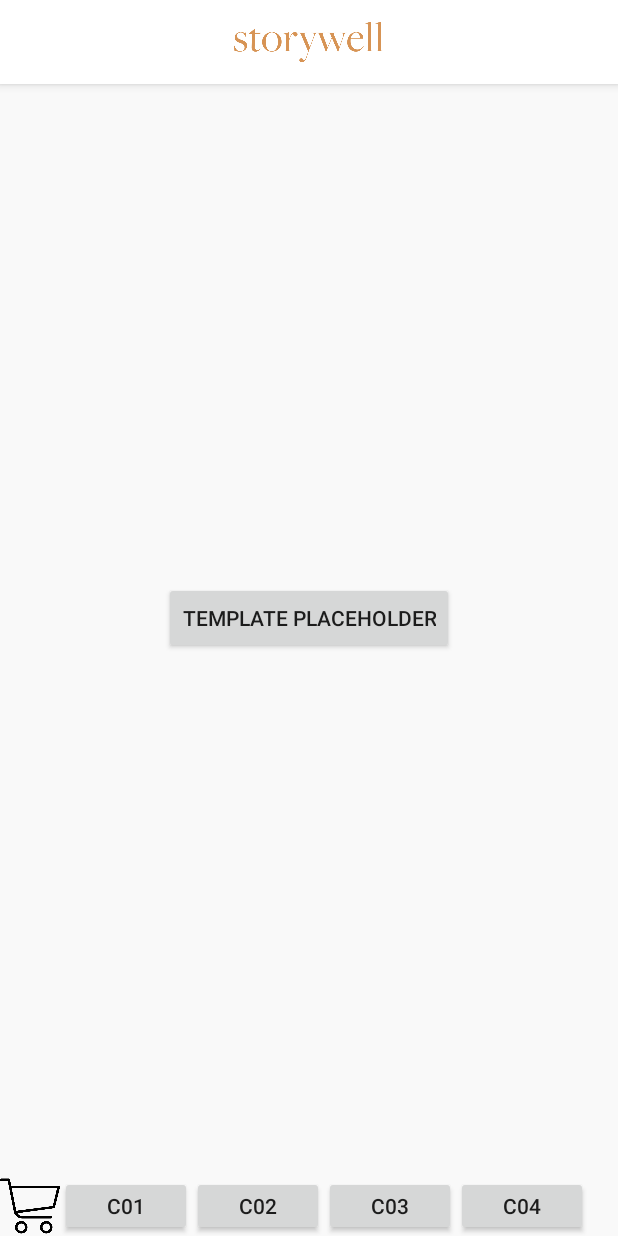
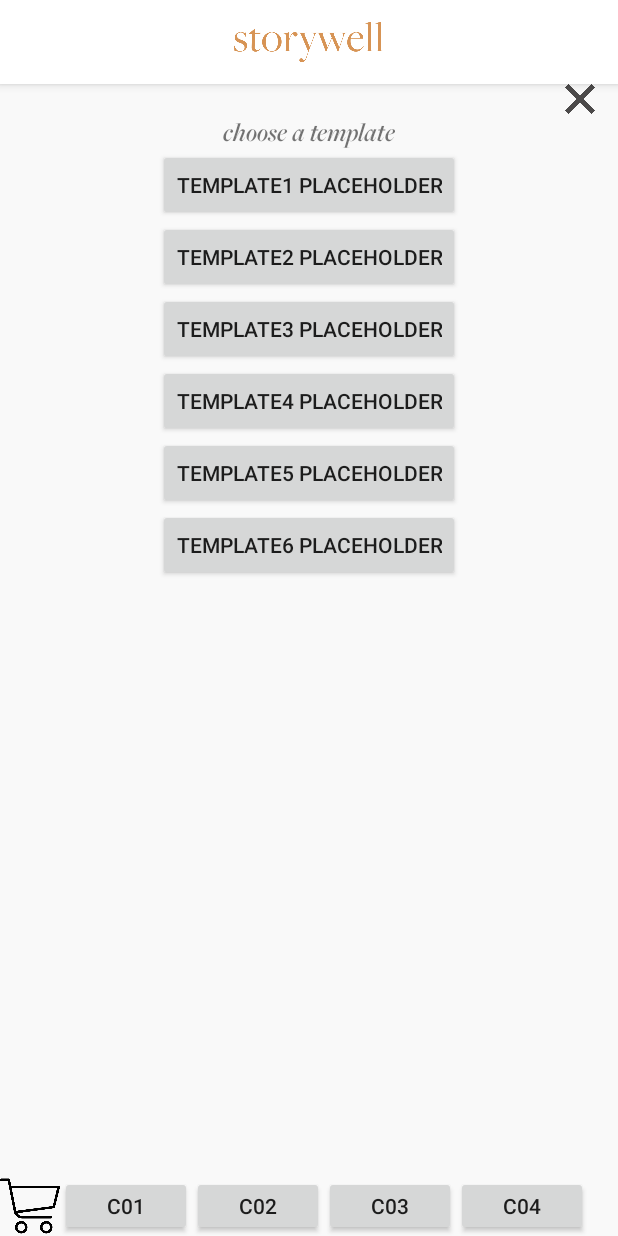
Before and after one commit to dangjustintime/project-sw, an Android app: the fragment ChooseATemplateFragment placed in its activity, on a phone screen of 412 x 824 dp. Run offline under Robolectric (Android 15) with nearby library versions, the phone set to English and light mode, and no system bars; our stand-ins replace ButterKnife.

Commit message:
added more template buttons, updated layout for choose a template fragment

```diff
--- a/app/src/main/java/com/example/justindang/storywell/ChooseATemplateFragment.java
+++ b/app/src/main/java/com/example/justindang/storywell/ChooseATemplateFragment.java
@@ -9,6 +9,7 @@ import android.view.ViewGroup;
 import android.widget.Button;
 import android.widget.ImageView;
 import android.widget.TextView;
+import android.widget.Toast;
 
 import butterknife.BindView;
 import butterknife.ButterKnife;
@@ -20,7 +21,12 @@ public class ChooseATemplateFragment extends Fragment {
     @BindView(R.id.text_view_choose_a_template) TextView chooseATemplateTextView;
     @BindView(R.id.image_view_x_icon) ImageView xIconImageView;
     @BindView(R.id.image_view_shopping_cart_icon) ImageView shoppingCartIconImageView;
-    @BindView(R.id.button_template_placeholder) Button templatePlaceholderButton;
+    @BindView(R.id.button_template1) Button template1Button;
+    @BindView(R.id.button_template2) Button template2Button;
+    @BindView(R.id.button_template3) Button template3Button;
+    @BindView(R.id.button_template4) Button template4Button;
+    @BindView(R.id.button_template5) Button template5Button;
+    @BindView(R.id.button_template6) Button template6Button;
 
     public interface OnTemplateListener {
         public void sendTemplate(String template);
@@ -38,13 +44,45 @@ public class ChooseATemplateFragment extends Fragment {
         // Inflate the layout for this fragment
         View view = inflater.inflate(R.layout.fragment_choose_atemplate, container, false);
         ButterKnife.bind(this, view);
-        templatePlaceholderButton.setOnClickListener(new View.OnClickListener() {
+
+        // click listeners
+        template1Button.setOnClickListener(new View.OnClickListener() {
             @Override
             public void onClick(View view) {
                 onTemplateListener = (OnTemplateListener) getActivity();
                 onTemplateListener.sendTemplate("template 1");
             }
         });
+        template2Button.setOnClickListener(new View.OnClickListener() {
+            @Override
+            public void onClick(View view) {
+                Toast.makeText(getContext(), "template2", Toast.LENGTH_SHORT).show();
+            }
+        });
+        template3Button.setOnClickListener(new View.OnClickListener() {
+            @Override
+            public void onClick(View view) {
+                Toast.makeText(getContext(), "template3", Toast.LENGTH_SHORT).show();
+            }
+        });
+        template4Button.setOnClickListener(new View.OnClickListener() {
+            @Override
+            public void onClick(View view) {
+                Toast.makeText(getContext(), "template4", Toast.LENGTH_SHORT).show();
+            }
+        });
+        template5Button.setOnClickListener(new View.OnClickListener() {
+            @Override
+            public void onClick(View view) {
+                Toast.makeText(getContext(), "template5", Toast.LENGTH_SHORT).show();
+            }
+        });
+        template6Button.setOnClickListener(new View.OnClickListener() {
+            @Override
+            public void onClick(View view) {
+                Toast.makeText(getContext(), "template6", Toast.LENGTH_SHORT).show();
+            }
+        });
         return view;
     }
 
--- a/app/src/main/res/layout/fragment_choose_atemplate.xml
+++ b/app/src/main/res/layout/fragment_choose_atemplate.xml
@@ -6,30 +6,73 @@
     android:layout_width="match_parent"
     android:layout_height="match_parent"
     android:background="@color/colorOffWhite"
-    android:id="@+id/constraint_layout_choose_a_template">
+    android:id="@+id/constraint_layout_choose_a_template"
+    android:layout_marginTop="?attr/actionBarSize">
     <TextView
         android:id="@+id/text_view_choose_a_template"
         android:layout_width="wrap_content"
         android:layout_height="wrap_content"
         android:text="@string/choose_a_template"
+        android:fontFamily="@font/freight_big_w01_sb_italic"
+        android:textSize="18dp"
         app:layout_constraintLeft_toLeftOf="parent"
         app:layout_constraintRight_toRightOf="parent"
         app:layout_constraintTop_toBottomOf="@+id/image_view_x_icon"/>
     <ImageView
         android:id="@+id/image_view_x_icon"
-        android:layout_width="30dp"
-        android:layout_height="30dp"
+        android:layout_width="20dp"
+        android:layout_height="20dp"
         android:src="@drawable/x_icon"
-        app:layout_constraintRight_toRightOf="parent"/>
+        app:layout_constraintRight_toRightOf="parent"
+        android:layout_marginRight="15dp" />
     <Button
-        android:id="@+id/button_template_placeholder"
+        android:id="@+id/button_template1"
         android:layout_width="wrap_content"
         android:layout_height="wrap_content"
-        android:text="template placeholder"
+        android:text="template1 placeholder"
         app:layout_constraintLeft_toLeftOf="parent"
         app:layout_constraintRight_toRightOf="parent"
-        app:layout_constraintTop_toTopOf="parent"
-        app:layout_constraintBottom_toBottomOf="parent"/>
+        app:layout_constraintTop_toBottomOf="@id/text_view_choose_a_template"/>
+    <Button
+        android:id="@+id/button_template2"
+        android:layout_width="wrap_content"
+        android:layout_height="wrap_content"
+        android:text="template2 placeholder"
+        app:layout_constraintLeft_toLeftOf="parent"
+        app:layout_constraintRight_toRightOf="parent"
+        app:layout_constraintTop_toBottomOf="@id/button_template1"/>
+    <Button
+        android:id="@+id/button_template3"
+        android:layout_width="wrap_content"
+        android:layout_height="wrap_content"
+        android:text="template3 placeholder"
+        app:layout_constraintLeft_toLeftOf="parent"
+        app:layout_constraintRight_toRightOf="parent"
+        app:layout_constraintTop_toBottomOf="@id/button_template2"/>
+    <Button
+        android:id="@+id/button_template4"
+        android:layout_width="wrap_content"
+        android:layout_height="wrap_content"
+        android:text="template4 placeholder"
+        app:layout_constraintLeft_toLeftOf="parent"
+        app:layout_constraintRight_toRightOf="parent"
+        app:layout_constraintTop_toBottomOf="@id/button_template3"/>
+    <Button
+        android:id="@+id/button_template5"
+        android:layout_width="wrap_content"
+        android:layout_height="wrap_content"
+        android:text="template5 placeholder"
+        app:layout_constraintLeft_toLeftOf="parent"
+        app:layout_constraintRight_toRightOf="parent"
+        app:layout_constraintTop_toBottomOf="@id/button_template4"/>
+    <Button
+        android:id="@+id/button_template6"
+        android:layout_width="wrap_content"
+        android:layout_height="wrap_content"
+        android:text="template6 placeholder"
+        app:layout_constraintLeft_toLeftOf="parent"
+        app:layout_constraintRight_toRightOf="parent"
+        app:layout_constraintTop_toBottomOf="@id/button_template5"/>
     <ImageView
         android:id="@+id/image_view_shopping_cart_icon"
         android:layout_width="40dp"
```
